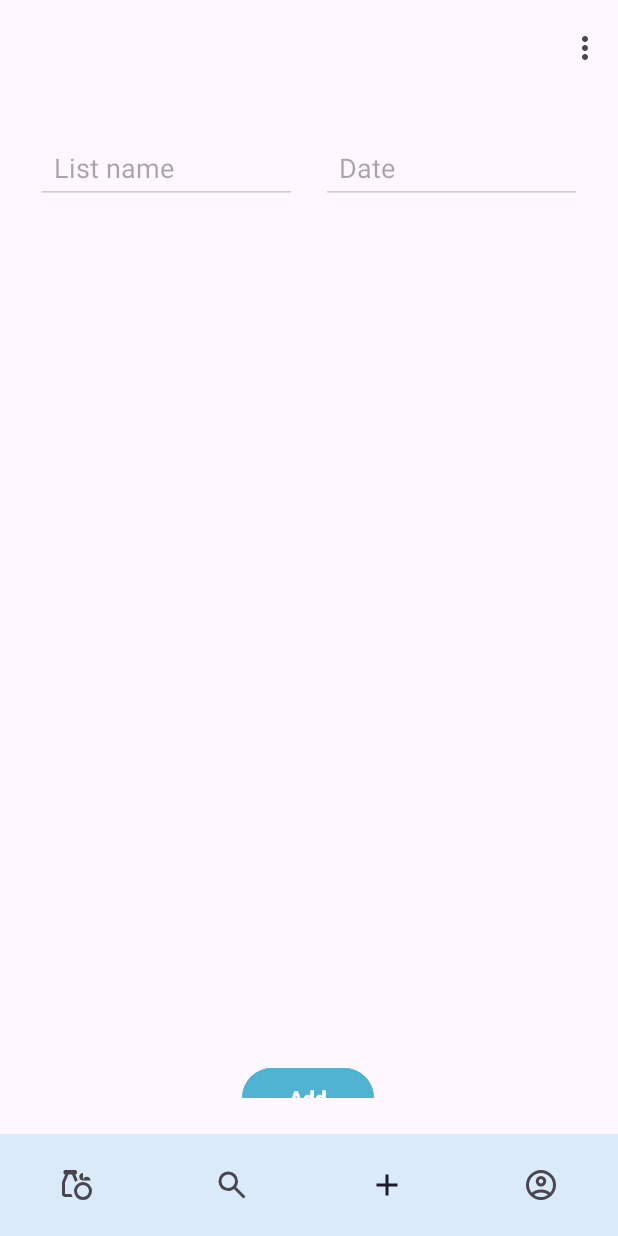
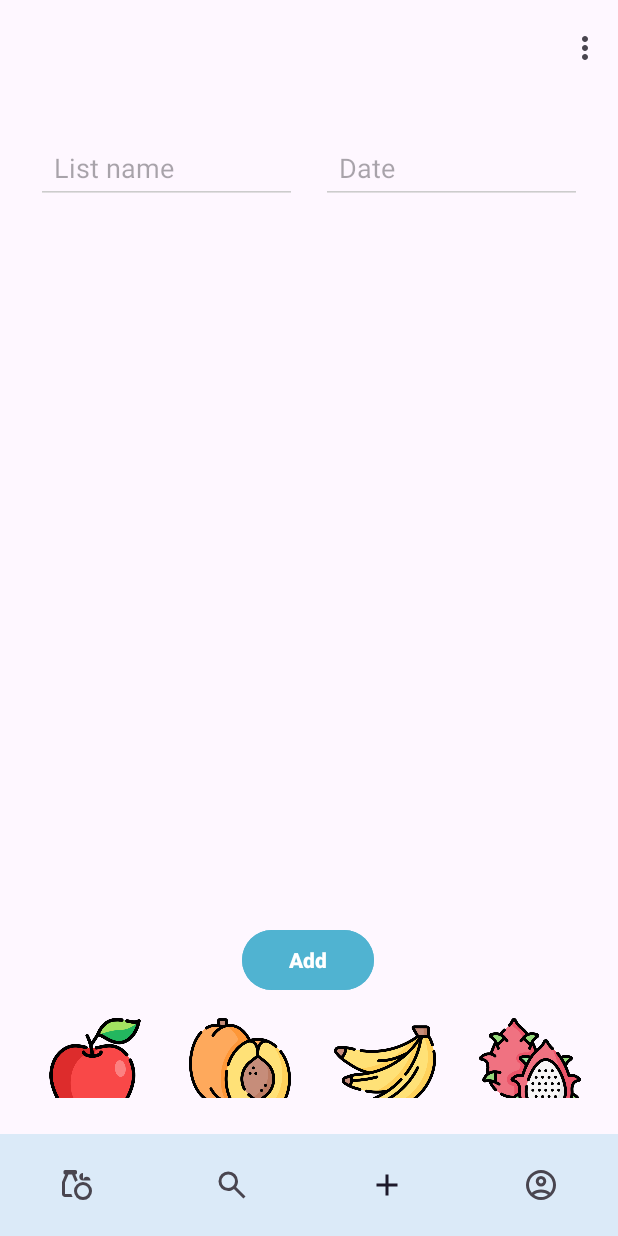
Before and after one commit to LaliNoni/GrocerylistApp, an Android app: the screen it shows after launch (MainActivity), item 3 of the bottom bar chosen, on a phone screen of 412 x 824 dp. Run offline under Robolectric (Android 15) with nearby library versions, the phone set to English and light mode, and no system bars.

Commit message:
updated app

```diff
--- /dev/null
+++ b/app/src/main/java/com/example/grocerylistapp/AddItemsFragment.kt
@@ -0,0 +1,59 @@
+package com.example.grocerylistapp
+
+import android.os.Bundle
+import androidx.fragment.app.Fragment
+import android.view.LayoutInflater
+import android.view.View
+import android.view.ViewGroup
+
+// TODO: Rename parameter arguments, choose names that match
+// the fragment initialization parameters, e.g. ARG_ITEM_NUMBER
+private const val ARG_PARAM1 = "param1"
+private const val ARG_PARAM2 = "param2"
+
+/**
+ * A simple [Fragment] subclass.
+ * Use the [AddItemsFragment.newInstance] factory method to
+ * create an instance of this fragment.
+ */
+class AddItemsFragment : Fragment() {
+    // TODO: Rename and change types of parameters
+    private var param1: String? = null
+    private var param2: String? = null
+
+    override fun onCreate(savedInstanceState: Bundle?) {
+        super.onCreate(savedInstanceState)
+        arguments?.let {
+            param1 = it.getString(ARG_PARAM1)
+            param2 = it.getString(ARG_PARAM2)
+        }
+    }
+
+    override fun onCreateView(
+        inflater: LayoutInflater, container: ViewGroup?,
+        savedInstanceState: Bundle?
+    ): View? {
+        // Inflate the layout for this fragment
+        return inflater.inflate(R.layout.fragment_item_image, container, false)
+    }
+
+    companion object {
+        /**
+         * Use this factory method to create a new instance of
+         * this fragment using the provided parameters.
+         *
+         * @param param1 Parameter 1.
+         * @param param2 Parameter 2.
+         * @return A new instance of fragment AddItemsFragment.
+         */
+        // TODO: Rename and change types and number of parameters
+        @JvmStatic
+        fun newInstance(param1: String, param2: String) =
+            AddItemsFragment().apply {
+                arguments = Bundle().apply {
+                    putString(ARG_PARAM1, param1)
+                    putString(ARG_PARAM2, param2)
+                }
+            }
+    }
+}
--- a/app/src/main/java/com/example/grocerylistapp/AddListFragment.kt
+++ b/app/src/main/java/com/example/grocerylistapp/AddListFragment.kt
@@ -4,17 +4,22 @@ import android.os.Bundle
 import android.view.LayoutInflater
 import android.view.View
 import android.view.ViewGroup
-import android.widget.Button
-import android.widget.EditText
-import android.widget.Toast
+import android.widget.*
 import androidx.fragment.app.Fragment
+import androidx.recyclerview.widget.GridLayoutManager
+import com.example.grocerylistapp.adapter.ImagePickerAdapter
+import androidx.recyclerview.widget.RecyclerView
+import com.example.grocerylistapp.model.GroceryItem
 import com.example.grocerylistapp.model.GroceryListModel
 
+class AddListFragment : Fragment() {
 
-class AddListFragment : Fragment() {
     private lateinit var nameInput: EditText
     private lateinit var dateInput: EditText
     private lateinit var addButton: Button
+    private lateinit var itemRecyclerView: RecyclerView
+
+    private val selectedItems = mutableListOf<GroceryItem>()
 
     override fun onCreateView(
         inflater: LayoutInflater, container: ViewGroup?,
@@ -29,6 +34,9 @@ class AddListFragment : Fragment() {
         nameInput = view.findViewById(R.id.list_name_input)
         dateInput = view.findViewById(R.id.list_date_input)
         addButton = view.findViewById(R.id.add_list_button)
+        itemRecyclerView = view.findViewById(R.id.itemRecyclerView)
+
+        setupItemRecyclerView()
 
         addButton.setOnClickListener {
             val name = nameInput.text.toString().trim()
@@ -41,12 +49,106 @@ class AddListFragment : Fragment() {
 
             val newList = GroceryListModel(name, date)
 
+            // You could also associate selectedItems here later
+            // e.g., newList.items = selectedItems
 
-
-            Toast.makeText(requireContext(), "List added!", Toast.LENGTH_SHORT).show()
+            Toast.makeText(requireContext(), "List \"$name\" added!", Toast.LENGTH_SHORT).show()
 
             nameInput.text.clear()
             dateInput.text.clear()
+            selectedItems.clear()
         }
     }
+
+    private fun setupItemRecyclerView() {
+        val availableItems = listOf(
+            //Fruits
+            GroceryItem("Apple", "?", R.drawable.apple),
+            GroceryItem("Apricot", "?", R.drawable.apricot),
+            GroceryItem("Banana", "?", R.drawable.banana),
+            GroceryItem("Dragon fruit", "?", R.drawable.dragonfruit),
+            GroceryItem("Lemon", "?", R.drawable.lemon),
+            GroceryItem("Mango", "?", R.drawable.mango),
+            GroceryItem("Papaya", "?", R.drawable.papaya),
+            GroceryItem("Peach", "?", R.drawable.peach),
+            GroceryItem("Plum", "?", R.drawable.plum),
+            GroceryItem("Zucchini", "?", R.drawable.zucchini),
+
+            //Vegetables
+            GroceryItem("Tomato", "?", R.drawable.tomato),
+            GroceryItem("Lettuce", "?", R.drawable.lettuce),
+            GroceryItem("Cucumber", "?", R.drawable.cucumber),
+            GroceryItem("Chili", "?", R.drawable.chili),
+            GroceryItem("Corn", "?", R.drawable.corn),
+            GroceryItem("Edamame", "?", R.drawable.edamame),
+            GroceryItem("Eggplant", "?", R.drawable.eggplant),
+            GroceryItem("Green beans", "?", R.drawable.green_beans),
+            GroceryItem("Green pepper", "?", R.drawable.greenpepper),
+            GroceryItem("Onion Purple", "?", R.drawable.purple_onion),
+            GroceryItem("Onion White", "?", R.drawable.white_onion),
+            GroceryItem("Pumpkin", "?", R.drawable.pumpkin),
+            GroceryItem("Red Cabbage", "?", R.drawable.red_cabbage),
+            GroceryItem("Yellow Pepper", "?", R.drawable.yellowpepper),
+
+            //Dairy
+            GroceryItem("Cheese", "?", R.drawable.cheese),
+            GroceryItem("Milk", "?", R.drawable.milk),
+            GroceryItem("Yogurt", "?", R.drawable.yogurt),
+            GroceryItem("Butter", "?", R.drawable.butter),
+            GroceryItem("Eggs", "?", R.drawable.egg),
+
+            //Canned Food
+            GroceryItem("Canned food", "?", R.drawable.canned_food),
+            GroceryItem("Canned Fish", "?", R.drawable.canned_fish),
+            GroceryItem("Tinned Food", "?", R.drawable.tinned_food),
+
+            //Bakery
+            GroceryItem("White Bread", "?", R.drawable.white_bread),
+            GroceryItem("Whole Wheat Bread", "?", R.drawable.whole_wheat_bread),
+            GroceryItem("Baguette", "?", R.drawable.baguette),
+            GroceryItem("Pizza", "?", R.drawable.pizza),
+            GroceryItem("Bake", "?", R.drawable.bake),
+
+            //Condiments
+            GroceryItem("Salt", "?", R.drawable.salt),
+            GroceryItem("Baking Soda", "?", R.drawable.baking_soda),
+            GroceryItem("Olive Oil", "?", R.drawable.olive_oil),
+            GroceryItem("Marinara Sauce", "?", R.drawable.marinara_sauce),
+
+            //Proteins
+            GroceryItem("Fish", "?", R.drawable.fish),
+            GroceryItem("Salmon", "?", R.drawable.salmon),
+            GroceryItem("Salami", "?", R.drawable.salami),
+
+            //Snacks
+            GroceryItem("Snack", "?", R.drawable.snack),
+            GroceryItem("Chocolate", "?", R.drawable.chocolate),
+            GroceryItem("Popcorn", "?", R.drawable.popcorn),
+            GroceryItem("Pickles", "?", R.drawable.pickles),
+            GroceryItem("Olive", "?", R.drawable.olive),
+
+            //Beverages
+            GroceryItem("Water Bottle", "?", R.drawable.water_bottle),
+            GroceryItem("Apple Juice", "?", R.drawable.apple_juice),
+            GroceryItem("Cider", "?", R.drawable.cider),
+            GroceryItem("Juice", "?", R.drawable.juice),
+            GroceryItem("Red Wine", "?", R.drawable.red_wine),
+            GroceryItem("Coffee Beans", "?", R.drawable.coffee_beans),
+            GroceryItem("Gallon", "?", R.drawable.gallon)
+
+        )
+
+        val adapter = ImagePickerAdapter(availableItems) { selectedItem, isSelected ->
+            if (isSelected) {
+                selectedItems.add(selectedItem)
+                Toast.makeText(requireContext(), "${selectedItem.name} added", Toast.LENGTH_SHORT).show()
+            } else {
+                selectedItems.remove(selectedItem)
+                Toast.makeText(requireContext(), "${selectedItem.name} removed", Toast.LENGTH_SHORT).show()
+            }
+        }
+
+        itemRecyclerView.layoutManager = GridLayoutManager(requireContext(), 4, RecyclerView.VERTICAL, false)
+        itemRecyclerView.adapter = adapter
+    }
 }
--- a/app/src/main/java/com/example/grocerylistapp/GroceryListsFragment.kt
+++ b/app/src/main/java/com/example/grocerylistapp/GroceryListsFragment.kt
@@ -34,7 +34,6 @@ class GroceryListsFragment : Fragment() {
         recyclerView.layoutManager = LinearLayoutManager(requireContext())
         recyclerView.adapter = adapter
 
-        // Example data
         groceryLists.add(GroceryListModel("Weekly Groceries", "10 May 2025"))
         groceryLists.add(GroceryListModel("Party Prep", "12 APR 2025", isDone = true))
 
--- /dev/null
+++ b/app/src/main/java/com/example/grocerylistapp/adapter/ImagePickerAdapter.kt
@@ -0,0 +1,54 @@
+package com.example.grocerylistapp.adapter
+
+import android.view.LayoutInflater
+import android.view.View
+import android.view.ViewGroup
+import android.widget.ImageView
+import androidx.recyclerview.widget.RecyclerView
+import com.example.grocerylistapp.R
+import com.example.grocerylistapp.model.GroceryItem
+
+
+class ImagePickerAdapter(
+    private val items: List<GroceryItem>,
+    private val onItemClick: (GroceryItem, isSelected: Boolean) -> Unit
+) : RecyclerView.Adapter<ImagePickerAdapter.ViewHolder>() {
+
+    private val selectedPositions = mutableSetOf<Int>()
+
+    inner class ViewHolder(view: View) : RecyclerView.ViewHolder(view) {
+        private val image: ImageView = view.findViewById(R.id.item_image_view)
+
+        fun bind(item: GroceryItem, position: Int) {
+            image.setImageResource(item.imageResId ?: R.drawable.chef)
+            image.contentDescription = item.name
+
+            // Show selection state (e.g., change alpha or border)
+            image.alpha = if (selectedPositions.contains(position)) 0.5f else 1.0f
+
+            image.setOnClickListener {
+                if (selectedPositions.contains(position)) {
+                    selectedPositions.remove(position)
+                    image.alpha = 1.0f
+                    onItemClick(item, false) // deselected
+                } else {
+                    selectedPositions.add(position)
+                    image.alpha = 0.5f
+                    onItemClick(item, true) // selected
+                }
+            }
+        }
+    }
+
+    override fun onCreateViewHolder(parent: ViewGroup, viewType: Int): ViewHolder {
+        val view = LayoutInflater.from(parent.context)
+            .inflate(R.layout.fragment_item_image, parent, false)
+        return ViewHolder(view)
+    }
+
+    override fun getItemCount(): Int = items.size
+
+    override fun onBindViewHolder(holder: ViewHolder, position: Int) {
+        holder.bind(items[position], position)
+    }
+}
--- /dev/null
+++ b/app/src/main/java/com/example/grocerylistapp/model/GroceryItem.kt
@@ -0,0 +1,7 @@
+package com.example.grocerylistapp.model
+
+data class GroceryItem(
+    val name: String,
+    val quantity: String,
+    val imageResId: Int? = null
+)
--- a/app/src/main/res/layout/fragment_add_list.xml
+++ b/app/src/main/res/layout/fragment_add_list.xml
@@ -1,4 +1,5 @@
 <?xml version="1.0" encoding="utf-8"?>
+
 <androidx.constraintlayout.widget.ConstraintLayout
     xmlns:android="http://schemas.android.com/apk/res/android"
     xmlns:tools="http://schemas.android.com/tools"
@@ -40,7 +41,7 @@
         android:id="@+id/add_list_button"
         android:layout_width="wrap_content"
         android:layout_height="wrap_content"
-        android:layout_marginTop="572dp"
+        android:layout_marginTop="480dp"
         android:backgroundTint="#50B3D1"
         android:text="@string/add_list_button"
         android:textStyle="bold"
@@ -49,4 +50,16 @@
         app:layout_constraintStart_toStartOf="parent"
         app:layout_constraintTop_toBottomOf="@id/list_name_input" />
 
+    <androidx.recyclerview.widget.RecyclerView
+        android:id="@+id/itemRecyclerView"
+        android:layout_width="387dp"
+        android:layout_height="95dp"
+        android:layout_marginTop="24dp"
+        android:contentDescription="@string/recycler_view_description"
+        android:overScrollMode="never"
+        app:layout_constraintBottom_toBottomOf="parent"
+        app:layout_constraintEnd_toEndOf="parent"
+        app:layout_constraintStart_toStartOf="parent"
+        app:layout_constraintTop_toBottomOf="@id/add_list_button" />
+
 </androidx.constraintlayout.widget.ConstraintLayout>
--- /dev/null
+++ b/app/src/main/res/layout/fragment_item_image.xml
@@ -0,0 +1,14 @@
+<?xml version="1.0" encoding="utf-8"?>
+<FrameLayout xmlns:android="http://schemas.android.com/apk/res/android"
+    android:layout_width="100dp"
+    android:layout_height="100dp"
+    android:padding="8dp">
+
+    <ImageView
+        android:id="@+id/item_image_view"
+        android:layout_width="wrap_content"
+        android:layout_height="wrap_content"
+        android:layout_margin="8dp"
+        android:scaleType="centerCrop"
+        android:contentDescription="@string/item_image_description"/>
+</FrameLayout>
--- a/app/src/main/res/values/strings.xml
+++ b/app/src/main/res/values/strings.xml
@@ -44,6 +44,7 @@
     <string name="save_password_button">Save</string>
 
     <string name="recycler_view_description">List of grocery lists</string>
+    <string name="item_image_description">Grocery item image</string>
 
     <string name="hello_blank_fragment">Hello blank fragment</string>
 </resources>
```
Also changed, not shown: app/src/main/res/drawable/can.png (deleted), app/src/main/res/drawable/can_one.png (deleted), app/src/main/res/drawable/canned_fish.png (added), app/src/main/res/drawable/canned_food.png, app/src/main/res/drawable/cucumber.png (renamed from app/src/main/res/drawable/cooking.png), app/src/main/res/drawable/dragonfruit.png (renamed from app/src/main/res/drawable/pitahaya.png), app/src/main/res/drawable/greenpepper.png (renamed from app/src/main/res/drawable/food_and_restaurant.png), app/src/main/res/drawable/pumpkin.png (renamed from app/src/main/res/drawable/eat.png), app/src/main/res/drawable/purple_onion.png (renamed from app/src/main/res/drawable/onion_purple.png), app/src/main/res/drawable/white_onion.png (renamed from app/src/main/res/drawable/onion_white.png), app/src/main/res/drawable/yellowpepper.png (renamed from app/src/main/res/drawable/paprika_yellow.png).
